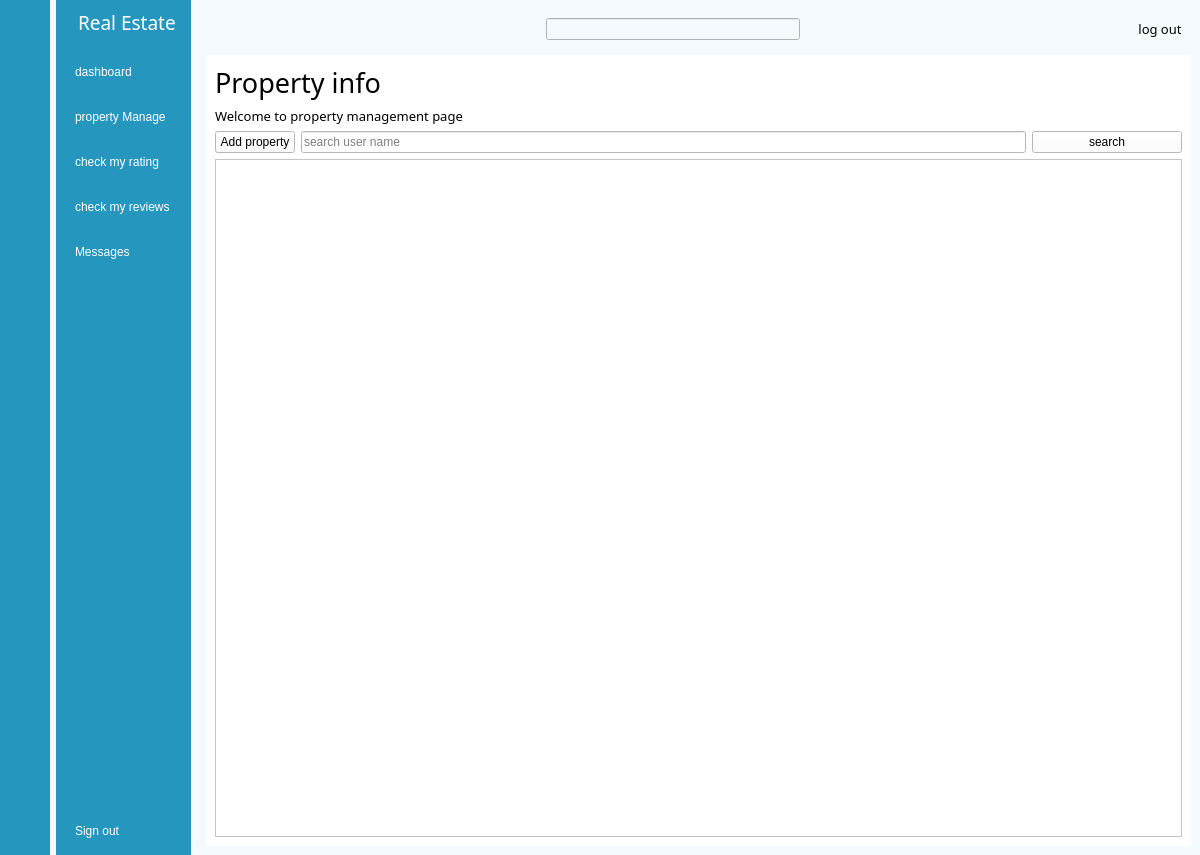
Above: AgentMenu.ui from EricLi0473/CSIT314 before the change. Below: the same form after it.
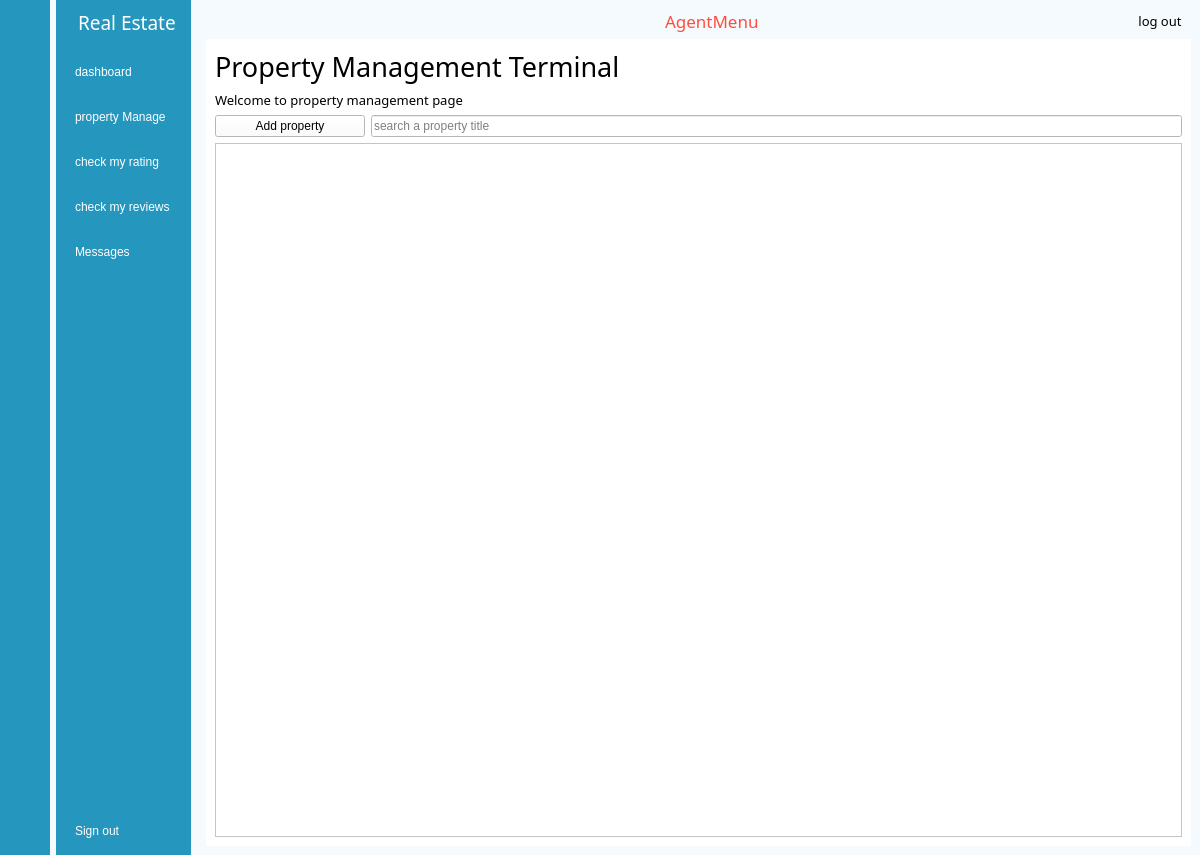
That is the form after the change. The open tabs and pages were chosen to show the change. Icons and pictures are not drawn. Custom widgets are drawn as their Qt base class.

```diff
--- a/AgentMenu.ui
+++ b/AgentMenu.ui
@@ -211,6 +211,12 @@
        <item>
         <widget class="QWidget" name="header_widget" native="true">
          <layout class="QHBoxLayout" name="horizontalLayout_4">
+          <property name="topMargin">
+           <number>0</number>
+          </property>
+          <property name="bottomMargin">
+           <number>0</number>
+          </property>
           <item>
            <widget class="QPushButton" name="btn_nav_bar">
             <property name="styleSheet">
@@ -221,7 +227,13 @@
             </property>
             <property name="icon">
              <iconset resource="res.qrc">
-              <normaloff>:/icons2/icons/icon2/menu.png</normaloff>:/icons2/icons/icon2/menu.png</iconset>
+              <normaloff>:/blue/icons/blue/align-justify.svg</normaloff>:/blue/icons/blue/align-justify.svg</iconset>
+            </property>
+            <property name="iconSize">
+             <size>
+              <width>30</width>
+              <height>40</height>
+             </size>
             </property>
             <property name="checkable">
              <bool>true</bool>
@@ -247,26 +259,41 @@
              <number>7</number>
             </property>
             <item>
-             <widget class="LineEdit" name="LineEdit">
-              <property name="sizePolicy">
-               <sizepolicy hsizetype="Expanding" vsizetype="Fixed">
-                <horstretch>0</horstretch>
-                <verstretch>0</verstretch>
-               </sizepolicy>
-              </property>
-             </widget>
-            </item>
-            <item>
-             <widget class="QPushButton" name="btn_search">
+             <widget class="QPushButton" name="pushButton">
               <property name="styleSheet">
-               <string notr="true">border:none</string>
+               <string notr="true">QPushButton{
+
+	border:none;
+}</string>
               </property>
               <property name="text">
                <string/>
               </property>
               <property name="icon">
                <iconset resource="res.qrc">
-                <normaloff>:/icons2/icons/icon2/search.png</normaloff>:/icons2/icons/icon2/search.png</iconset>
+                <normaloff>:/blue/icons/blue/airplay.svg</normaloff>:/blue/icons/blue/airplay.svg</iconset>
+              </property>
+              <property name="iconSize">
+               <size>
+                <width>40</width>
+                <height>30</height>
+               </size>
+              </property>
+             </widget>
+            </item>
+            <item>
+             <widget class="QLabel" name="label_10">
+              <property name="font">
+               <font>
+                <family>PT Root UI Bold</family>
+                <pointsize>13</pointsize>
+               </font>
+              </property>
+              <property name="styleSheet">
+               <string notr="true">color: rgb(255, 77, 61);</string>
+              </property>
+              <property name="text">
+               <string>AgentMenu</string>
               </property>
              </widget>
             </item>
@@ -346,7 +373,7 @@
                 </font>
                </property>
                <property name="text">
-                <string>Property info</string>
+                <string>Property Management Terminal</string>
                </property>
               </widget>
              </item>
@@ -371,23 +398,6 @@
             <layout class="QHBoxLayout" name="horizontalLayout_5">
              <item>
               <widget class="FilledPushButton" name="btn_addProperty">
-               <property name="text">
-                <string>Add property</string>
-               </property>
-              </widget>
-             </item>
-             <item>
-              <widget class="SearchLineEdit" name="SearchLineEdit">
-               <property name="text">
-                <string/>
-               </property>
-               <property name="placeholderText">
-                <string>search user name</string>
-               </property>
-              </widget>
-             </item>
-             <item>
-              <widget class="PushButton" name="btn_search_property">
                <property name="minimumSize">
                 <size>
                  <width>150</width>
@@ -395,7 +405,17 @@
                 </size>
                </property>
                <property name="text">
-                <string>search</string>
+                <string>Add property</string>
+               </property>
+              </widget>
+             </item>
+             <item>
+              <widget class="SearchLineEdit" name="SearchLineEdit">
+               <property name="text">
+                <string/>
+               </property>
+               <property name="placeholderText">
+                <string>search a property title</string>
                </property>
               </widget>
              </item>
@@ -412,7 +432,7 @@
                 <x>0</x>
                 <y>0</y>
                 <width>839</width>
-                <height>623</height>
+                <height>640</height>
                </rect>
               </property>
              </widget>
```
Left out of the diff: 2 changed lines with no effect on the pictures.
